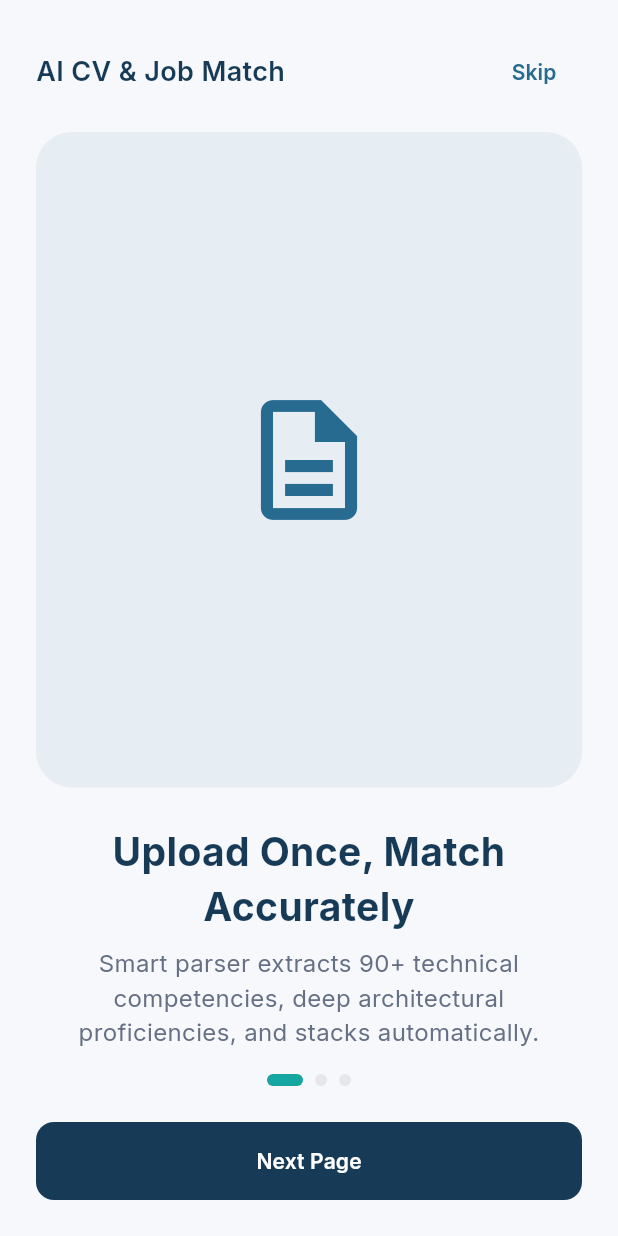
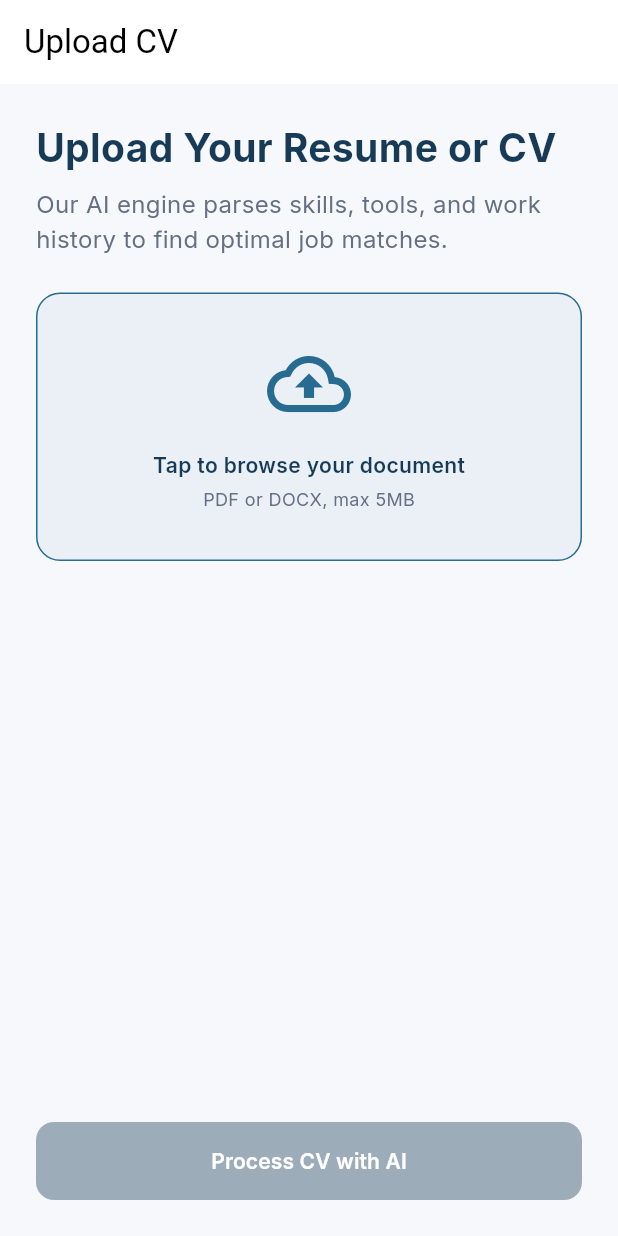
Before and after one commit to yasmeenn123/career_match, a Flutter app: the screen it shows after launch, on a phone screen of 412 x 824 dp. Run offline on Flutter 3.47's test engine with Material 3 defaults, Android fonts, the phone set to English and light mode, and no system bars; our stand-ins replace file_picker, go_router, google_fonts.

Commit message:
Add CV file size validation

```diff
--- a/lib/core/router/app_router.dart
+++ b/lib/core/router/app_router.dart
@@ -1,15 +1,15 @@
 import 'package:go_router/go_router.dart';
 import 'package:graduation_project/core/router/app_routes.dart';
 import 'package:graduation_project/features/auth/presentation/screens/login_screen.dart';
+import 'package:graduation_project/features/cv/presentation/screens/upload_cv_screen.dart';
 import 'package:graduation_project/features/splash/presentation/screens/splash_view.dart';
-
 import '../../features/auth/presentation/screens/register_screen.dart';
+import '../../features/cv/presentation/screens/cv_processing_screen.dart';
 import '../../features/onboarding/presentation/screens/on_boarding_view.dart';
-
 class AppRouter {
   AppRouter._();
   static final GoRouter router=GoRouter(
-    initialLocation: AppRoutes.onBoardingName,//test
+    initialLocation: AppRoutes.uploadCvName,//test
       routes:[
         GoRoute(path: AppRoutes.splashPath,name: AppRoutes.splashName,
             builder: (context,state)=>SplashView()),
@@ -19,6 +19,14 @@ class AppRouter {
             builder: (context,state)=>RegisterScreen()),
         GoRoute(path: AppRoutes.onBoardingPath,name: AppRoutes.onBoardingName,
             builder: (context,state)=>OnBoardingView()),
+        GoRoute(path: AppRoutes.uploadCvPath,name: AppRoutes.uploadCvPath,
+            builder: (context,state)=>UploadCvScreen()),
+        GoRoute(
+          path: AppRoutes.cvProcessingPath,
+          name: AppRoutes.cvProcessingName,
+          builder: (context, state) => const CvProcessingScreen(),
+        ),
+
 
 
       ] );
--- a/lib/core/router/app_routes.dart
+++ b/lib/core/router/app_routes.dart
@@ -13,6 +13,10 @@ class AppRoutes {
   static const String loginName ='login';
   static const String registerPath ='/register';
   static const String registerName ='register';
+  static const String uploadCvPath = '/upload-cv';
+  static const String uploadCvName = 'upload-cv';
+  static const String cvProcessingPath = '/cv-processing';
+  static const String cvProcessingName = 'cv-processing';
 
 
 
--- a/lib/core/widgets/app_button.dart
+++ b/lib/core/widgets/app_button.dart
@@ -22,6 +22,7 @@ shape: RoundedRectangleBorder(
   borderRadius: BorderRadius.circular(AppSize.radiusMd),
 
 ),
+disabledBackgroundColor: AppColor.navy.withValues(alpha: .4),
 backgroundColor: AppColor.navy,
             foregroundColor: AppColor.surface,
           ),
--- /dev/null
+++ b/lib/features/cv/presentation/screens/cv_processing_screen.dart
@@ -0,0 +1,19 @@
+import 'package:flutter/material.dart';
+
+import '../../../../core/theme/app_size.dart';
+
+class CvProcessingScreen extends StatelessWidget {
+  const CvProcessingScreen({super.key});
+
+  @override
+  Widget build(BuildContext context) {
+    return const Scaffold(
+      body: SafeArea(child: Padding(
+        padding: const EdgeInsets.all(AppSize.spaceLg),
+        child: Center(
+          child: Text('Analyzing Your CV...'),
+        ),
+      ),),
+    );
+  }
+}
--- /dev/null
+++ b/lib/features/cv/presentation/screens/upload_cv_screen.dart
@@ -0,0 +1,130 @@
+import 'package:flutter/material.dart';
+import 'package:graduation_project/core/theme/app_color.dart';
+import 'package:graduation_project/core/theme/app_size.dart';
+import 'package:graduation_project/core/theme/app_text_style.dart';
+import 'package:graduation_project/core/widgets/app_button.dart';
+import 'package:file_picker/file_picker.dart';
+class UploadCvScreen extends StatefulWidget {
+  const UploadCvScreen({super.key});
+
+  @override
+  State<UploadCvScreen> createState() => _UploadCvScreenState();
+}
+
+class _UploadCvScreenState extends State<UploadCvScreen> {
+PlatformFile? _file;
+String?_error;
+Future<void>_pickFile() async{
+  final result=await FilePicker.pickFiles(
+    type: FileType.custom,
+    allowedExtensions:  ['pdf', 'docx'],
+
+  );
+  if(result==null)return;
+  final file = result.first;
+
+  const maximize=5* 1024 * 1024;
+  final size=await file.length();
+  if(size!=null && size>maximize){
+    setState(() {
+      _file = null;
+      _error = 'File is too large (max 5MB)';
+    });
+    return;
+
+  }
+  setState(() {
+    _file = file;
+    _error = null;
+  });
+}
+  @override
+  Widget build(BuildContext context) {
+    return  Scaffold(
+      appBar: AppBar(
+        title: Text('Upload CV'),
+      ),
+      body: SafeArea(
+        child: Padding(
+          padding:  EdgeInsets.all(AppSize.spaceLg),
+          child: Column(
+            crossAxisAlignment: CrossAxisAlignment.start,
+
+            children: [
+              Text('Upload Your Resume or CV',style: AppTextStyle.headlineLg.copyWith(
+                color: AppColor.navy
+              ),),
+              const SizedBox(height: AppSize.spaceSm),
+              Text( 'Our AI engine parses skills, tools, and work history to find optimal job matches.',
+                style: AppTextStyle.bodyLg.copyWith(
+                  color: AppColor.textSecondary,
+),),
+              const SizedBox(height: AppSize.spaceLg),
+InkWell(
+  onTap: _pickFile,
+  borderRadius: BorderRadius.circular(AppSize.radiusLg),
+  child: Container(
+    padding: EdgeInsets.all(AppSize.spaceXl),
+
+    width: double.infinity,
+    decoration: BoxDecoration(
+      color:AppColor.blue.withValues(alpha: .06),
+      borderRadius: BorderRadius.circular(AppSize.radiusLg),
+border: Border.all(color: AppColor.blue),
+
+    ),
+    child: Column(
+      children: [
+        Icon(Icons.cloud_upload_outlined,size: 56,color: AppColor.blue,),
+        const SizedBox(height: AppSize.spaceMd),
+        Text(
+          'Tap to browse your document',
+          style: AppTextStyle.labelLg.copyWith(color: AppColor.navy),
+        ),
+        const SizedBox(height: AppSize.spaceXs),
+        Text(
+          'PDF or DOCX, max 5MB',
+          style: AppTextStyle.bodySm.copyWith(color: AppColor.textSecondary),
+        ),
+
+
+      ],
+    ),
+  ),
+),
+              if(_file!=null)
+                Column(
+                  children: [
+                    const SizedBox(height: AppSize.spaceMd),
+
+                    Text(_file!.name,
+                      style: AppTextStyle.bodyMd.copyWith(color: AppColor.navy),
+
+                    )
+                  ],
+                ),
+              if(_error !=null)
+                Padding(
+                  padding: const EdgeInsets.only(top: AppSize.spaceSm),
+                  child: Text(
+                    _error!,
+                    style: AppTextStyle.bodySm.copyWith(color: AppColor.error),
+                  ),
+                ),
+
+              const Spacer(),
+
+              AppButton(text: 'Process CV with AI',onPressed: _file != null?(){}:null,),
+
+
+
+
+
+
+            ],
+          ),
+        ),
+      ),
+    );
+  }
+}
--- a/pubspec.yaml
+++ b/pubspec.yaml
@@ -36,6 +36,7 @@ dependencies:
   cupertino_icons: ^1.0.8
   google_fonts: ^8.2.1
   go_router: ^18.1.4
+  file_picker: ^13.4.0
 
 dev_dependencies:
   flutter_test:
```
Also changed, not shown: pubspec.lock, 1 other file.
